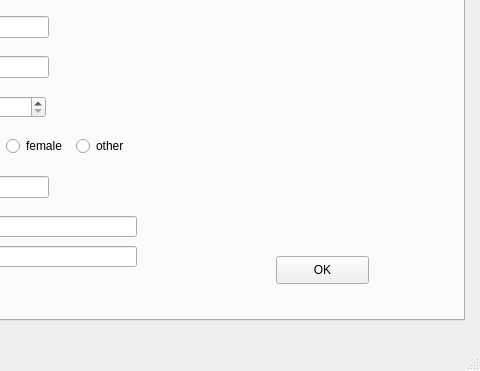
First picture: the form in mainwindow.ui, repository Meulonn/Portal, before the edit; both pictures show x 316 to 796 and y 89 to 460 of the 796 by 460 pixel window.
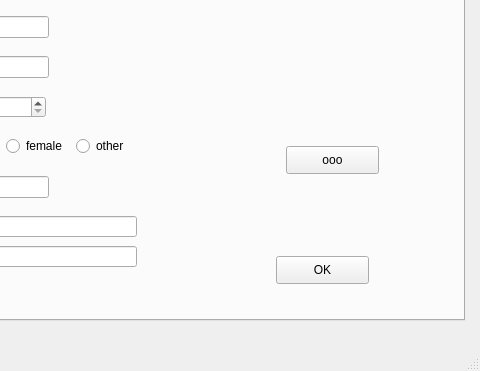
Second picture: the form after the edit.

Diff of the .ui file:
```diff
--- a/mainwindow.ui
+++ b/mainwindow.ui
@@ -249,6 +249,19 @@
        <string>other</string>
       </property>
      </widget>
+     <widget class="QPushButton" name="pushButton_ooo">
+      <property name="geometry">
+       <rect>
+        <x>580</x>
+        <y>180</y>
+        <width>93</width>
+        <height>28</height>
+       </rect>
+      </property>
+      <property name="text">
+       <string>ooo</string>
+      </property>
+     </widget>
     </widget>
     <widget class="QWidget" name="tab_2">
      <attribute name="title">
```
Left out of the diff: 2 changed lines with no effect on the pictures.
